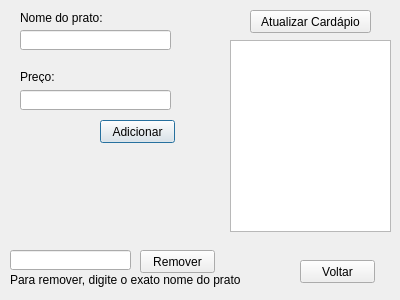
The window that Projeto/mudarcardapio.ui (YouKhatib/EstruturaProjeto) describes before a commit, drawn with Qt 5.
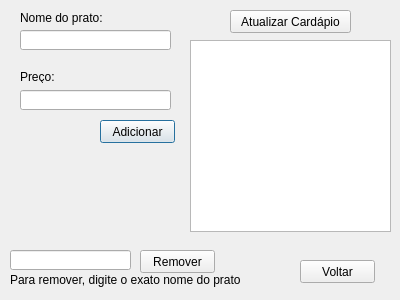
The same window after the commit.

```diff
--- a/Projeto/mudarcardapio.ui
+++ b/Projeto/mudarcardapio.ui
@@ -42,7 +42,7 @@
   <widget class="QPushButton" name="pushButton_3">
    <property name="geometry">
     <rect>
-     <x>250</x>
+     <x>230</x>
      <y>10</y>
      <width>121</width>
      <height>23</height>
@@ -124,9 +124,9 @@
   <widget class="QTextBrowser" name="textBrowser">
    <property name="geometry">
     <rect>
-     <x>230</x>
+     <x>190</x>
      <y>40</y>
-     <width>161</width>
+     <width>201</width>
      <height>192</height>
     </rect>
    </property>
```
